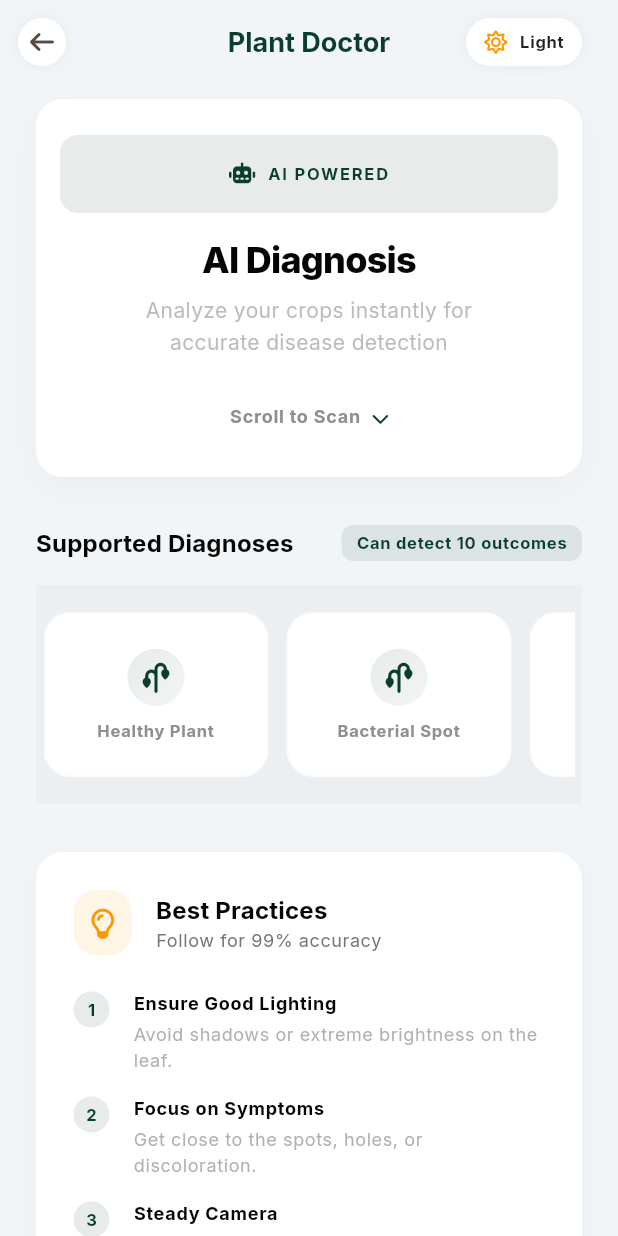
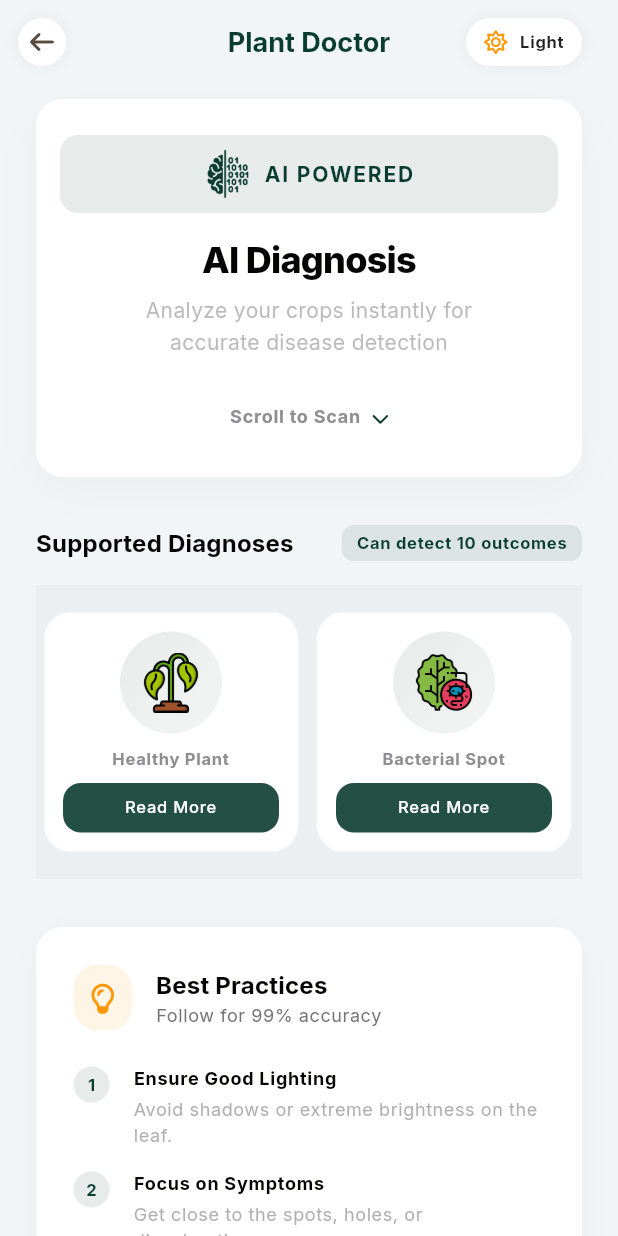
Before and after one commit to SedemHoggarOfficial/Flutter-Tomato-Leaf-Disease-Detector, a Flutter app: the screen it shows after launch, after a tap on "Start Scanning", on a phone screen of 412 x 824 dp. Run offline on Flutter 3.47's test engine with Material 3 defaults, Android fonts, the phone set to English and light mode, and no system bars; our stand-ins replace font_awesome_flutter, google_fonts, image_picker, shared_preferences; missing offline and left inert: tflite_flutter; statements that could not run were skipped.

Commit message:
Tweaked Disease info and also changed the icons in the scanner screen. Also added small button support for the app button widget

```diff
--- a/lib/core/app_constants.dart
+++ b/lib/core/app_constants.dart
@@ -160,6 +160,8 @@ class AppConstants {
   /// Standard button height
   static const double buttonHeight = 52;
   static const double buttonMediumHeight = 42;
+  static const double buttonSmallHeight = 33;
+
 
   /// Loading indicator size inside buttons
   static const double loaderSize = 22;
--- a/lib/data/disease_info.dart
+++ b/lib/data/disease_info.dart
@@ -8,6 +8,7 @@ class DiseaseInfo {
   final List<String> causes;
   final List<String> solutions;
   final Color backgroundColor;
+  final bool isHealthy;
 
   const DiseaseInfo({
     required this.name,
@@ -15,6 +16,7 @@ class DiseaseInfo {
     required this.causes,
     required this.solutions,
     this.backgroundColor = AppColors.cardLight,
+    this.isHealthy = false,
   });
 
   static DiseaseInfo? getInfo(String label) {
@@ -39,6 +41,7 @@ class DiseaseInfo {
         'Ensure adequate sunlight exposure',
         'Keep garden clean and weed-free',
       ],
+      isHealthy: true,
     ),
     'bacterial_spot': DiseaseInfo(
       name: 'Bacterial Spot',
--- a/lib/screens/scanner_screen.dart
+++ b/lib/screens/scanner_screen.dart
@@ -252,7 +252,7 @@ class _ScannerScreenState extends State<ScannerScreen>
                       Container(
                         padding: const EdgeInsets.symmetric(
                           horizontal: 16,
-                          vertical: 18,
+                          vertical: 10,
                         ),
                         decoration: BoxDecoration(
                           color: theme.colorScheme.primary.withValues(
@@ -266,15 +266,18 @@ class _ScannerScreenState extends State<ScannerScreen>
                           mainAxisSize: MainAxisSize.max,
                           mainAxisAlignment: MainAxisAlignment.center,
                           children: [
-                            FaIcon(
-                              FontAwesomeIcons.robot,
-                              size: 14,
+                            Image.asset(
+                              "assets/icon/icon.png",
                               color: theme.colorScheme.primary,
+                              width: 32,
+                              colorBlendMode: BlendMode.srcIn,
+                              fit: BoxFit.contain,
+                              // scale: 2,
                             ),
                             const SizedBox(width: 8),
                             Text(
                               'AI POWERED',
-                              style: theme.textTheme.labelSmall?.copyWith(
+                              style: theme.textTheme.labelLarge?.copyWith(
                                 color: theme.colorScheme.primary,
                                 fontWeight: FontWeight.bold,
                                 letterSpacing: 1.2,
@@ -861,7 +864,7 @@ class _ScannerScreenState extends State<ScannerScreen>
 
   Widget _buildSupportedDiseases(BuildContext context) {
     // Use actual disease data
-    final diseases = DiseaseInfo.allDiseases.map((d) => d.name).toList();
+    final diseases = DiseaseInfo.allDiseases.toList();
 
     final theme = Theme.of(context);
 
@@ -901,17 +904,17 @@ class _ScannerScreenState extends State<ScannerScreen>
             //  borderRadius: BorderRadius.circular(AppConstants.radiusSm),
           ),
           child: SizedBox(
-            height: 110,
+            height: 160,
             child: ListView.separated(
               scrollDirection: Axis.horizontal,
               itemCount: diseases.length,
               separatorBuilder: (_, _) => const SizedBox(width: 12),
               itemBuilder: (context, index) {
                 return Container(
-                  width: 150,
+                  width: 170,
                   padding: const EdgeInsets.all(12),
                   decoration: BoxDecoration(
-                    color: theme.cardTheme.color,
+                    color: theme.cardTheme.color,// diseases[index].isHealthy ? theme.primaryColor.withValues(alpha: 0.06) : theme.colorScheme.error.withValues(alpha: 0.06),
                     borderRadius: BorderRadius.circular(AppConstants.radius3xl),
                     border: Border.all(
                       color: theme.colorScheme.surfaceContainerHighest
@@ -922,7 +925,7 @@ class _ScannerScreenState extends State<ScannerScreen>
                     mainAxisAlignment: MainAxisAlignment.center,
                     children: [
                       Container(
-                        padding: const EdgeInsets.all(10),
+                        padding: const EdgeInsets.all(14),
                         decoration: BoxDecoration(
                           gradient: LinearGradient(
                             colors: [
@@ -934,17 +937,19 @@ class _ScannerScreenState extends State<ScannerScreen>
                           ),
                           shape: BoxShape.circle,
                         ),
-                        child: FaIcon(
-                          FontAwesomeIcons.plantWilt,
-                          size: 18,
-                          color: theme.colorScheme.primary,
+                        child: Image.asset(
+                          !diseases[index].isHealthy ? 'assets/icon/virus.png' : 'assets/icon/plant (1).png',
+                          width: 40,
+                          // color: !diseases[index].isHealthy ? Colors.red : null,
+                          colorBlendMode: BlendMode.srcIn,
+                          fit: BoxFit.contain,
                         ),
                       ),
                       const SizedBox(height: 10),
                       Text(
-                        diseases[index],
+                        diseases[index].name,
                         textAlign: TextAlign.center,
-                        maxLines: 2,
+                        maxLines: 1,
                         overflow: TextOverflow.ellipsis,
                         style: theme.textTheme.labelSmall?.copyWith(
                           fontSize: 11,
@@ -952,6 +957,33 @@ class _ScannerScreenState extends State<ScannerScreen>
                           height: 1.2,
                         ),
                       ),
+                      const SizedBox(height: 10),
+                      SizedBox(
+                        width: double.infinity,
+                        height: AppConstants.buttonSmallHeight,
+                        child: TextButton(
+                          onPressed: (){},
+                          style: TextButton.styleFrom(
+                            padding: EdgeInsets.zero,
+                            backgroundColor: theme.colorScheme.primary.withValues(alpha: .9),
+                            shape: RoundedRectangleBorder(
+                              borderRadius: BorderRadius.circular(AppConstants.radiusLg)
+                            ),
+                            minimumSize: Size.zero
+                          ),
+                          child: Padding(
+                            padding: const EdgeInsets.symmetric(horizontal: 4),
+                            child: Text(
+                              "Read More",
+                              textAlign: TextAlign.center,
+                              style: theme.textTheme.labelSmall?.copyWith(
+                                color: theme.colorScheme.onPrimary,
+                                height: 1.5,
+                              ),
+                            ),
+                          ),
+                        ),
+                      )
                     ],
                   ),
                 );
--- a/lib/widgets/app_button.dart
+++ b/lib/widgets/app_button.dart
@@ -10,6 +10,7 @@ class AppButton extends StatelessWidget {
   final bool isPrimary;
   final bool isTonal;
   final bool isMedium;
+  final bool isSmall;
   final bool isLoading;
 
   const AppButton({
@@ -20,6 +21,7 @@ class AppButton extends StatelessWidget {
     this.isPrimary = true,
     this.isTonal = false,
     this.isMedium = false,
+    this.isSmall = false,
     this.isLoading = false,
   });
 
@@ -30,7 +32,7 @@ class AppButton extends StatelessWidget {
     if (isPrimary) {
       return SizedBox(
         width: double.infinity,
-        height: AppConstants.buttonHeight,
+        height: isMedium ? AppConstants.buttonMediumHeight : isSmall ? AppConstants.buttonSmallHeight : AppConstants.buttonHeight,
         child: ElevatedButton(
           onPressed: isLoading ? null : onPressed,
           child: isLoading
@@ -44,12 +46,20 @@ class AppButton extends StatelessWidget {
               )
             : Row(
               mainAxisAlignment: MainAxisAlignment.center,
+              crossAxisAlignment: CrossAxisAlignment.center,
               children: [
                 if (icon != null) ...[
                   FaIcon(icon, size: 18),
                   const SizedBox(width: 10),
                 ],
-                    Text(text),
+                Text(
+                  text,
+                  textAlign: TextAlign.center,
+                  // style: theme.textTheme.labelSmall?.copyWith(
+                  //   // color: isDark ? Colors.white70 : Colors.grey[600],
+                  //   height: 1.5,
+                  // ),
+                ),
               ],
             ),
         ),
@@ -60,7 +70,7 @@ class AppButton extends StatelessWidget {
       final isDark = theme.brightness == Brightness.dark;
       return SizedBox(
         width: double.infinity,
-        height: isMedium ? AppConstants.buttonMediumHeight : AppConstants.buttonHeight,
+        height: isMedium ? AppConstants.buttonMediumHeight : isSmall ? AppConstants.buttonSmallHeight : AppConstants.buttonHeight,
         child: FilledButton.tonal(
           onPressed: isLoading ? null : onPressed,
           style: FilledButton.styleFrom(
@@ -87,7 +97,14 @@ class AppButton extends StatelessWidget {
                       FaIcon(icon, size: 18),
                       const SizedBox(width: 10),
                     ],
-                    Text(text),
+                    Text(
+                      text,
+                      textAlign: TextAlign.center,
+                      // style: theme.textTheme.labelSmall?.copyWith(
+                      //   // color: isDark ? Colors.white70 : Colors.grey[600],
+                      //   height: 1.5,
+                      // ),
+                    ),
                   ],
                 ),
         ),
```
Lines whose indentation alone changed are shown as unchanged.
